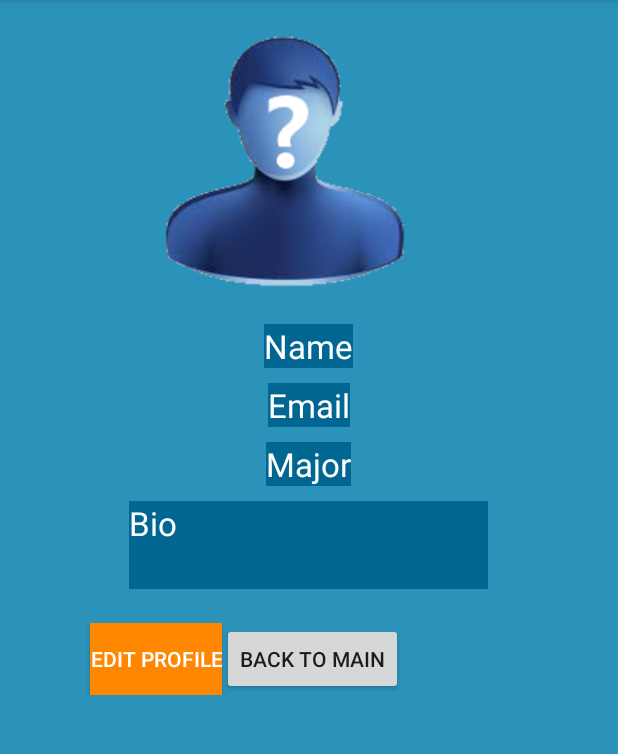
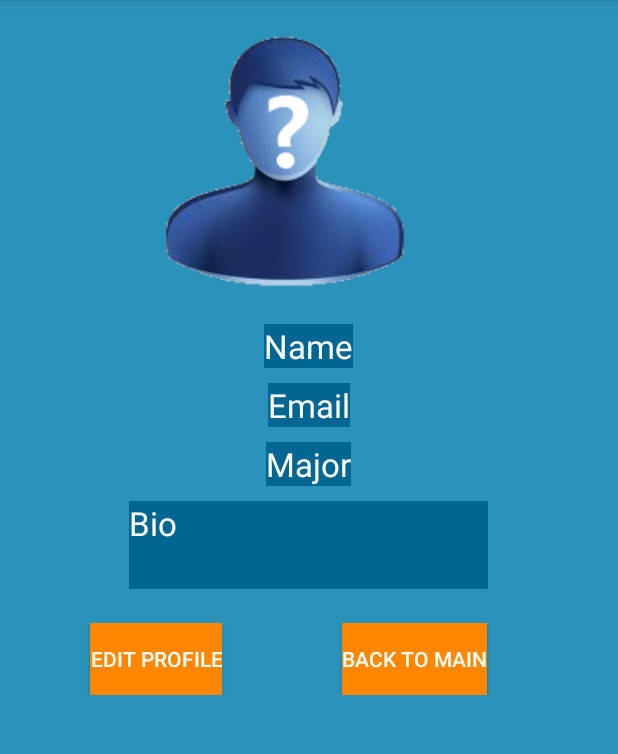
Before and after one commit to ucsdCSE110wi16/CSE110W260T14, an Android app: the ProfileActivityStatic screen opened directly, with no data from a screen before it, on a phone screen of 412 x 824 dp, the part 84-838 px from its top. Run offline under Robolectric (Android 15) with nearby library versions, the phone set to English and light mode, and no system bars.

Commit message:
Edited profile buttons

```diff
--- a/TritonStudy/app/src/main/res/layout/activity_profile_static.xml
+++ b/TritonStudy/app/src/main/res/layout/activity_profile_static.xml
@@ -105,10 +105,7 @@
 
                     android:text="Back to Main"
                     android:id="@+id/buttonBack"
-                    android:layout_column="20" />
-                    android:text="Home Screen"
-                    android:id="@+id/button"
-                    android:layout_column="59"
+                    android:layout_column="26"
                     android:layout_marginLeft="40dp"
                     android:background="#ff8700"
                     android:layout_gravity="right"
--- a/TritonStudy/app/src/main/res/layout/content_main.xml
+++ b/TritonStudy/app/src/main/res/layout/content_main.xml
@@ -53,7 +53,7 @@
                 android:layout_column="0"
                 android:textColor="#ffffff"
                 android:background="#ff8700"
-                android:layout_margin="8dp"
+                android:layout_marginTop="50dp"
                 android:layout_gravity="right" />
 
             <Button
@@ -66,7 +66,7 @@
                 android:layout_column="1"
                 android:textColor="#ffffff"
                 android:background="#ff8700"
-                android:layout_margin="8dp"
+                android:layout_marginTop="50dp"
                 android:layout_gravity="right" />
 
         </GridLayout>
```
Also changed, not shown: 1 other file.
